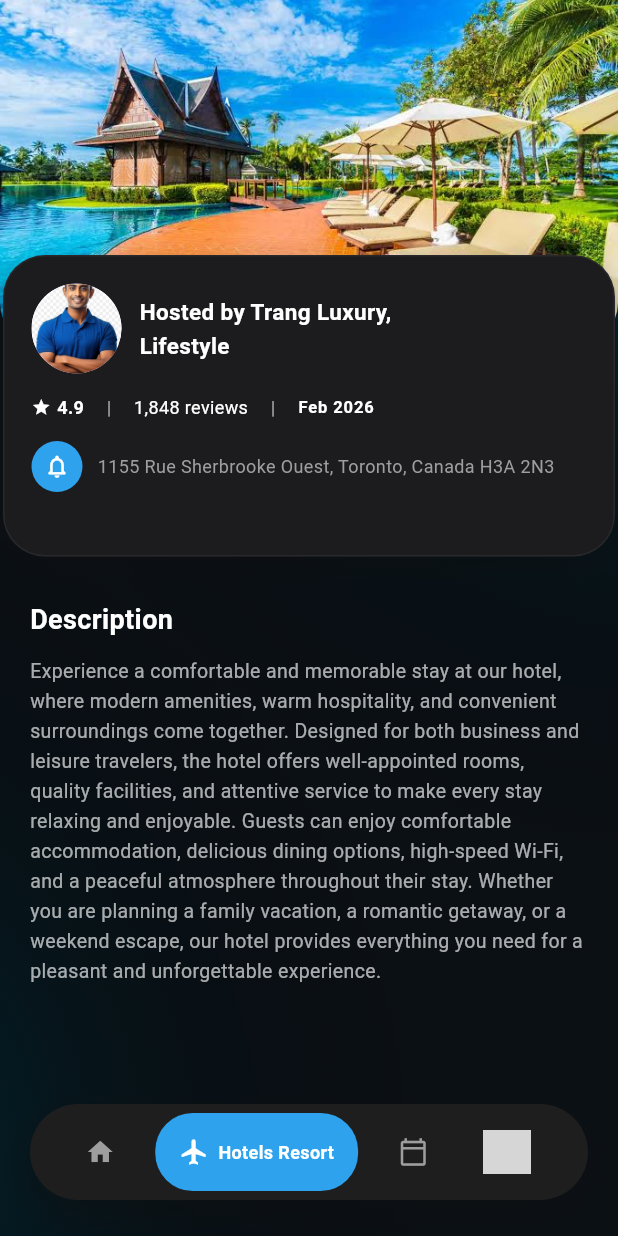
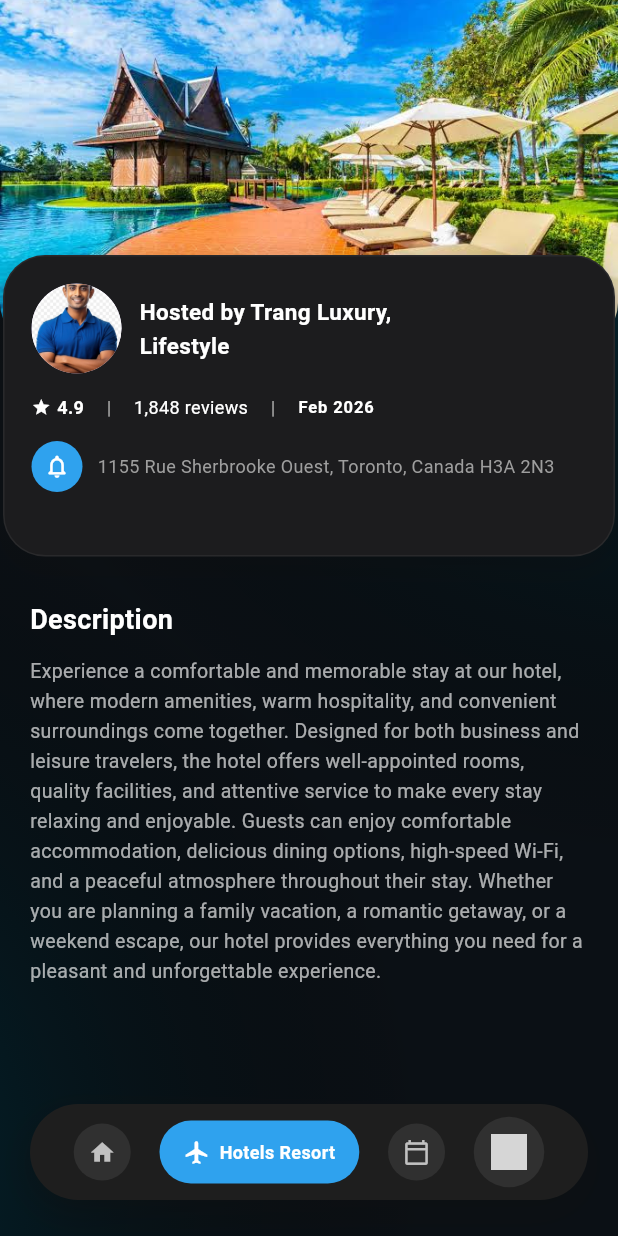
Before and after one commit to Ksumitkumar/test_assignment, a Flutter app: the screen it shows after launch, item 2 of the bottom bar chosen, on a phone screen of 412 x 824 dp. Run offline on Flutter 3.47's test engine with Material 3 defaults, Android fonts, the phone set to English and light mode, and no system bars; our stand-ins replace go_router; network calls fail; grey boxes are pictures that could not be loaded.

Commit message:
fixed issue

```diff
--- a/lib/features/home_dashboard_scren.dart
+++ b/lib/features/home_dashboard_scren.dart
@@ -119,14 +119,18 @@ class _HomeDashboardScreenState extends State<HomeDashboardScreen> {
                       duration: const Duration(milliseconds: 300),
                       curve: Curves.easeInOut,
                       padding: EdgeInsets.symmetric(
-                        horizontal: isSelected ? 16 : 8,
-                        vertical: 16,
+                        horizontal: isSelected ? 16 : 10,
+                        vertical: isSelected ? 12 : 10,
                       ),
                       decoration: BoxDecoration(
                         color: isSelected
                             ? AppColors.primaryBlue
-                            : AppColors.transColor,
-                        borderRadius: BorderRadius.circular(25),
+                            : AppColors.primaryText.withOpacity(0.08),
+                        shape: BoxShape
+                            .rectangle, // Keep rectangle shape for smooth interpolation
+                        borderRadius: BorderRadius.circular(isSelected
+                            ? 25
+                            : 50), // Animate border radius cleanly
                       ),
                       child: Row(
                         mainAxisSize: MainAxisSize.min,
@@ -144,7 +148,7 @@ class _HomeDashboardScreenState extends State<HomeDashboardScreen> {
                                 ),
                               ),
                               child: CircleAvatar(
-                                radius: 16,
+                                radius: 12,
                                 foregroundImage: NetworkImage(item.imageUrl!),
                               ),
                             )
@@ -153,8 +157,8 @@ class _HomeDashboardScreenState extends State<HomeDashboardScreen> {
                               item.icon,
                               color: isSelected
                                   ? AppColors.primaryText
-                                  : AppColors.greyColor,
-                              size: 20,
+                                  : AppColors.primaryText.withOpacity(0.7),
+                              size: 18,
                             ),
 
                           // Expanding animated title text
@@ -243,10 +247,19 @@ class DashboardTab extends StatelessWidget {
                         height: 1.2,
                       ),
                     ),
-                    IconButton(
-                      onPressed: () {},
-                      icon: const Icon(Icons.drag_handle,
-                          color: AppColors.primaryText, size: 28),
+                    Container(
+                      decoration: BoxDecoration(
+                        color: AppColors.primaryText.withOpacity(0.05),
+                        shape: BoxShape.circle,
+                      ), // Makes the container fully circular
+                      child: Padding(
+                        padding: const EdgeInsets.all(4.0),
+                        child: IconButton(
+                          onPressed: () {},
+                          icon: const Icon(Icons.drag_handle,
+                              color: AppColors.primaryText, size: 28),
+                        ),
+                      ),
                     ),
                   ],
                 ),
```
